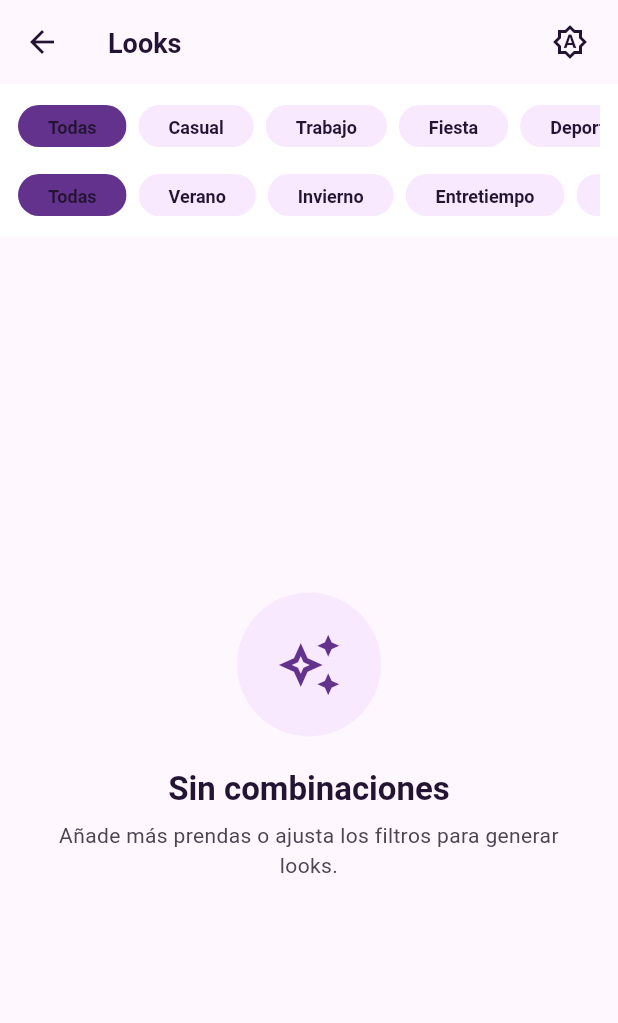
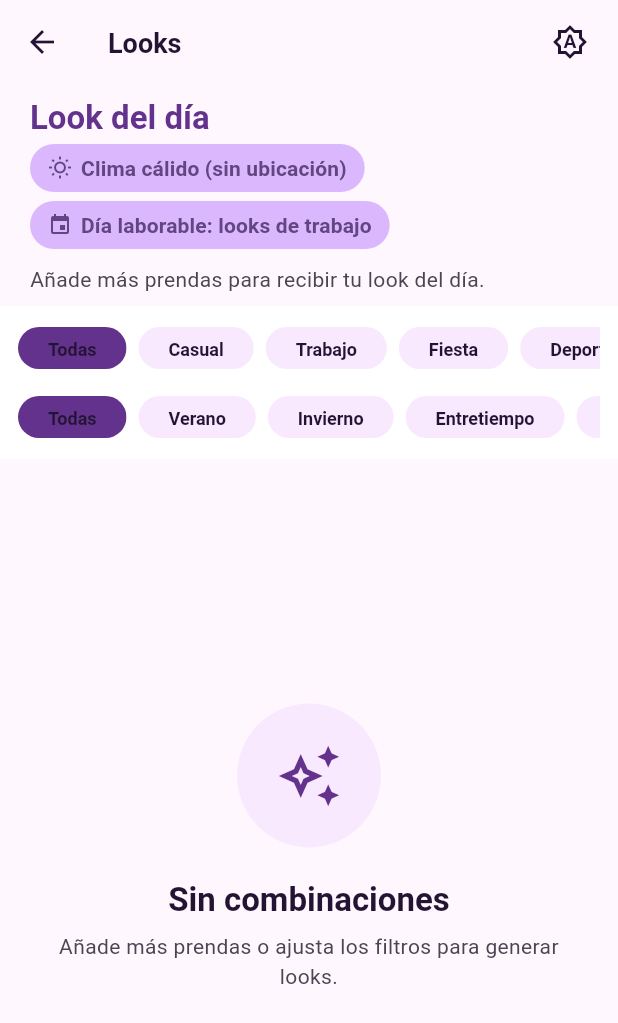
Before and after one commit to xcaim04/leah-app, a Flutter app: the OutfitsScreen screen opened directly, on a phone screen of 412 x 824 dp. Shown: the top 1023 px of the screen. Run offline on Flutter 3.47's test engine with Material 3 defaults, Android fonts, the phone set to English and light mode, and no system bars; our stand-ins replace flutter_image_compress, flutter_riverpod, geolocator, image_picker, palette_generator, sqflite; accounts and stored records are empty.

Commit message:
feat(looks): look of the day from weather and Cuban holidays
Swipeable suggestions on the Looks screen based on current weather
(optional coarse GPS + Open-Meteo, warm fallback) and Cuban public
holidays (incl. Good Friday). Disliked looks stay excluded.

Co-Authored-By: Claude Opus 5.5 <noreply@anthropic.com>

```diff
--- /dev/null
+++ b/lib/domain/today/cuban_holidays.dart
@@ -0,0 +1,44 @@
+// Cuba's public holidays, computed offline.
+
+/// Easter Sunday for [year] (anonymous Gregorian algorithm).
+DateTime easterSunday(int year) {
+  final a = year % 19;
+  final b = year ~/ 100;
+  final c = year % 100;
+  final d = b ~/ 4;
+  final e = b % 4;
+  final f = (b + 8) ~/ 25;
+  final g = (b - f + 1) ~/ 3;
+  final h = (19 * a + b - d - g + 15) % 30;
+  final i = c ~/ 4;
+  final k = c % 4;
+  final l = (32 + 2 * e + 2 * i - h - k) % 7;
+  final m = (a + 11 * h + 22 * l) ~/ 451;
+  final month = (h + l - 7 * m + 114) ~/ 31;
+  final day = (h + l - 7 * m + 114) % 31 + 1;
+  return DateTime(year, month, day);
+}
+
+const _fixedHolidays = <(int, int), String>{
+  (1, 1): 'Día de la Liberación',
+  (1, 2): 'Día de la Victoria',
+  (5, 1): 'Día de los Trabajadores',
+  (7, 25): 'Día de la Rebeldía Nacional',
+  (7, 26): 'Día de la Rebeldía Nacional',
+  (7, 27): 'Día de la Rebeldía Nacional',
+  (10, 10): 'Día de la Independencia',
+  (12, 25): 'Navidad',
+  (12, 31): 'Fin de Año',
+};
+
+/// Spanish name of the Cuban public holiday on [date], or null.
+String? cubanHolidayName(DateTime date) {
+  final fixed = _fixedHolidays[(date.month, date.day)];
+  if (fixed != null) return fixed;
+  final easter = easterSunday(date.year);
+  final goodFriday = DateTime(easter.year, easter.month, easter.day - 2);
+  if (date.month == goodFriday.month && date.day == goodFriday.day) {
+    return 'Viernes Santo';
+  }
+  return null;
+}
--- /dev/null
+++ b/lib/domain/today/look_of_the_day.dart
@@ -0,0 +1,106 @@
+import '../models/garment.dart';
+import '../models/outfit.dart';
+import '../outfit/outfit_engine.dart' as engine;
+import '../outfit/scoring_weights.dart';
+import 'cuban_holidays.dart';
+
+/// Current weather as reported by the weather service.
+class Weather {
+  const Weather({required this.temperatureC, required this.weatherCode});
+
+  final double temperatureC;
+
+  /// WMO weather interpretation code (Open-Meteo `weather_code`).
+  final int weatherCode;
+
+  Season get season => seasonForTemperature(temperatureC);
+  bool get isRainy => isRainCode(weatherCode);
+  String get label => weatherCodeLabel(weatherCode);
+}
+
+/// ≥ 24 °C summer, 15–24 °C mid-season, < 15 °C winter.
+Season seasonForTemperature(double celsius) {
+  if (celsius >= 24) return Season.summer;
+  if (celsius >= 15) return Season.midSeason;
+  return Season.winter;
+}
+
+/// Drizzle, rain, showers and thunderstorms.
+bool isRainCode(int code) =>
+    (code >= 51 && code <= 67) ||
+    (code >= 80 && code <= 82) ||
+    (code >= 95 && code <= 99);
+
+String weatherCodeLabel(int code) {
+  if (code == 0) return 'Soleado';
+  if (code <= 2) return 'Parcialmente nublado';
+  if (code == 3) return 'Nublado';
+  if (code == 45 || code == 48) return 'Niebla';
+  if (code >= 51 && code <= 57) return 'Llovizna';
+  if (code >= 61 && code <= 67) return 'Lluvia';
+  if (code >= 71 && code <= 77) return 'Nieve';
+  if (code >= 80 && code <= 82) return 'Chubascos';
+  if (code == 85 || code == 86) return 'Nieve';
+  if (code >= 95 && code <= 99) return 'Tormenta';
+  return 'Variable';
+}
+
+enum DayType { holiday, weekend, weekday }
+
+DayType dayTypeFor(DateTime date) {
+  if (cubanHolidayName(date) != null) return DayType.holiday;
+  if (date.weekday == DateTime.saturday || date.weekday == DateTime.sunday) {
+    return DayType.weekend;
+  }
+  return DayType.weekday;
+}
+
+Occasion preferredOccasion(DayType type) => switch (type) {
+  DayType.holiday => Occasion.party,
+  DayType.weekend => Occasion.casual,
+  DayType.weekday => Occasion.work,
+};
+
+/// Bonus for looks with outerwear on rainy days; small enough to only
+/// reorder looks that already score close to each other.
+const double rainOuterwearBonus = 0.05;
+
+/// Today's suggestions: prefers the day's occasion but falls back to any
+/// occasion so she always gets looks when the wardrobe allows it.
+/// [weather] null means unknown, treated as warm (Cuba).
+List<Outfit> lookOfTheDay(
+  List<Garment> garments, {
+  required DateTime date,
+  Weather? weather,
+  ScoringWeights weights = const ScoringWeights.defaults(),
+  Set<String> excludedSignatures = const {},
+  int limit = 10,
+}) {
+  final season = weather?.season ?? Season.summer;
+  List<Outfit> run(Occasion? occasion) => engine.generate(
+    garments,
+    occasion: occasion,
+    season: season,
+    weights: weights,
+    limit: limit * 2,
+    excludedSignatures: excludedSignatures,
+  );
+
+  var outfits = run(preferredOccasion(dayTypeFor(date)));
+  if (outfits.isEmpty) outfits = run(null);
+
+  if (weather?.isRainy ?? false) {
+    double nudged(Outfit o) =>
+        o.score +
+        (o.garments.any((g) => g.category == GarmentCategory.outerwear)
+            ? rainOuterwearBonus
+            : 0);
+    final indexed = outfits.indexed.toList()
+      ..sort((a, b) {
+        final byScore = nudged(b.$2).compareTo(nudged(a.$2));
+        return byScore != 0 ? byScore : a.$1.compareTo(b.$1);
+      });
+    outfits = [for (final e in indexed) e.$2];
+  }
+  return outfits.length <= limit ? outfits : outfits.sublist(0, limit);
+}
--- a/lib/presentation/screens/outfits_screen.dart
+++ b/lib/presentation/screens/outfits_screen.dart
@@ -4,6 +4,7 @@ import 'package:flutter_riverpod/flutter_riverpod.dart';
 import '../../domain/models/garment.dart';
 import '../providers/outfit_providers.dart';
 import '../widgets/empty_state.dart';
+import '../widgets/look_of_the_day_section.dart';
 import '../widgets/outfit_card.dart';
 import '../widgets/theme_mode_button.dart';
 
@@ -20,33 +21,49 @@ class OutfitsScreen extends ConsumerWidget {
         title: const Text('Looks'),
         actions: const [ThemeModeButton(), SizedBox(width: 8)],
       ),
-      body: Column(
-        children: [
-          _FiltersBar(filters: filters),
-          Expanded(
-            child: outfitsAsync.when(
+      body: CustomScrollView(
+        slivers: [
+          const SliverToBoxAdapter(child: LookOfTheDaySection()),
+          SliverToBoxAdapter(child: _FiltersBar(filters: filters)),
+          ...outfitsAsync.when(
             data: (outfits) {
               if (outfits.isEmpty) {
-                  return const EmptyState(
+                return const [
+                  SliverFillRemaining(
+                    hasScrollBody: false,
+                    child: EmptyState(
                       icon: Icons.auto_awesome_outlined,
                       title: 'Sin combinaciones',
                       message:
                           'Añade más prendas o ajusta los filtros para generar looks.',
-                  );
+                    ),
+                  ),
+                ];
               }
-                return ListView.separated(
+              return [
+                SliverPadding(
                   padding: const EdgeInsets.fromLTRB(16, 8, 16, 16),
+                  sliver: SliverList.separated(
                     itemCount: outfits.length,
                     separatorBuilder: (_, __) => const SizedBox(height: 14),
                     itemBuilder: (context, index) =>
                         OutfitCard(outfit: outfits[index]),
-                );
-              },
-              loading: () => const Center(child: CircularProgressIndicator()),
-              error: (e, _) => Center(
-                child: Text('Error al generar looks: $e'),
                   ),
                 ),
+              ];
+            },
+            loading: () => const [
+              SliverFillRemaining(
+                hasScrollBody: false,
+                child: Center(child: CircularProgressIndicator()),
+              ),
+            ],
+            error: (e, _) => [
+              SliverFillRemaining(
+                hasScrollBody: false,
+                child: Center(child: Text('Error al generar looks: $e')),
+              ),
+            ],
           ),
         ],
       ),
--- /dev/null
+++ b/lib/presentation/widgets/look_of_the_day_section.dart
@@ -0,0 +1,213 @@
+import 'package:flutter/material.dart';
+import 'package:flutter_riverpod/flutter_riverpod.dart';
+
+import '../../domain/today/cuban_holidays.dart';
+import '../../domain/today/look_of_the_day.dart';
+import '../providers/outfit_providers.dart';
+import 'outfit_card.dart';
+
+/// "Look del día": swipeable suggestions for today's weather and day type.
+class LookOfTheDaySection extends ConsumerStatefulWidget {
+  const LookOfTheDaySection({super.key});
+
+  @override
+  ConsumerState<LookOfTheDaySection> createState() =>
+      _LookOfTheDaySectionState();
+}
+
+class _LookOfTheDaySectionState extends ConsumerState<LookOfTheDaySection> {
+  final _controller = PageController(viewportFraction: 0.92);
+  int _page = 0;
+
+  @override
+  void dispose() {
+    _controller.dispose();
+    super.dispose();
+  }
+
+  @override
+  Widget build(BuildContext context) {
+    final theme = Theme.of(context);
+    final scheme = theme.colorScheme;
+    final looks = ref.watch(lookOfTheDayProvider).asData?.value;
+    final count = looks?.length ?? 0;
+    final page = count == 0 ? 0 : _page.clamp(0, count - 1);
+
+    return Padding(
+      padding: const EdgeInsets.only(top: 8, bottom: 8),
+      child: Column(
+        crossAxisAlignment: CrossAxisAlignment.start,
+        children: [
+          Padding(
+            padding: const EdgeInsets.symmetric(horizontal: 20),
+            child: Row(
+              children: [
+                Expanded(
+                  child: Semantics(
+                    header: true,
+                    child: Text(
+                      'Look del día',
+                      style: theme.textTheme.titleLarge?.copyWith(
+                        color: scheme.primary,
+                        fontWeight: FontWeight.w700,
+                      ),
+                    ),
+                  ),
+                ),
+                if (count > 1)
+                  Semantics(
+                    label: 'Sugerencia ${page + 1} de $count',
+                    excludeSemantics: true,
+                    child: Text(
+                      '${page + 1} / $count',
+                      style: theme.textTheme.labelLarge?.copyWith(
+                        color: scheme.onSurfaceVariant,
+                      ),
+                    ),
+                  ),
+              ],
+            ),
+          ),
+          const Padding(
+            padding: EdgeInsets.fromLTRB(20, 4, 20, 10),
+            child: _TodayHeader(),
+          ),
+          if (looks == null)
+            const SizedBox(
+              height: 120,
+              child: Center(child: CircularProgressIndicator()),
+            )
+          else if (looks.isEmpty)
+            Padding(
+              padding: const EdgeInsets.symmetric(horizontal: 20),
+              child: Text(
+                'Añade más prendas para recibir tu look del día.',
+                style: theme.textTheme.bodyMedium?.copyWith(
+                  color: scheme.onSurfaceVariant,
+                ),
+              ),
+            )
+          else
+            Semantics(
+              label: count > 1
+                  ? 'Sugerencias de hoy. Desliza para ver más.'
+                  : 'Sugerencia de hoy',
+              child: SizedBox(
+                // shortcut: fixed height, long explanations scroll inside
+                // the card; measure pages if cards grow much taller.
+                height: 250,
+                child: PageView.builder(
+                  controller: _controller,
+                  itemCount: count,
+                  onPageChanged: (i) => setState(() => _page = i),
+                  itemBuilder: (context, i) => Padding(
+                    padding: const EdgeInsets.symmetric(
+                      horizontal: 6,
+                      vertical: 4,
+                    ),
+                    child: SingleChildScrollView(
+                      child: OutfitCard(outfit: looks[i]),
+                    ),
+                  ),
+                ),
+              ),
+            ),
+        ],
+      ),
+    );
+  }
+}
+
+class _TodayHeader extends ConsumerWidget {
+  const _TodayHeader();
+
+  @override
+  Widget build(BuildContext context, WidgetRef ref) {
+    final weatherAsync = ref.watch(todayWeatherProvider);
+    final weather = weatherAsync.asData?.value;
+    final today = DateTime.now();
+    final holiday = cubanHolidayName(today);
+
+    final String weatherText;
+    final IconData weatherIcon;
+    if (weatherAsync.isLoading) {
+      weatherText = 'Consultando el clima…';
+      weatherIcon = Icons.cloud_sync_outlined;
+    } else if (weather == null) {
+      weatherText = 'Clima cálido (sin ubicación)';
+      weatherIcon = Icons.wb_sunny_outlined;
+    } else {
+      weatherText =
+          '${weather.temperatureC.round()} °C · ${weather.label}'
+          '${weather.isRainy ? ' · lleva abrigo' : ''}';
+      weatherIcon = _iconFor(weather);
+    }
+
+    final dayText = holiday != null
+        ? 'Hoy es feriado: $holiday'
+        : switch (dayTypeFor(today)) {
+            DayType.weekend => 'Fin de semana: looks casuales',
+            _ => 'Día laborable: looks de trabajo',
+          };
+
+    return Wrap(
+      spacing: 8,
+      runSpacing: 6,
+      children: [
+        _InfoPill(icon: weatherIcon, text: weatherText),
+        _InfoPill(
+          icon: holiday != null ? Icons.celebration_outlined : Icons.event,
+          text: dayText,
+        ),
+      ],
+    );
+  }
+
+  static IconData _iconFor(Weather w) {
+    if (w.weatherCode >= 95) return Icons.thunderstorm_outlined;
+    if (w.isRainy) return Icons.umbrella_outlined;
+    if (w.weatherCode == 0) return Icons.wb_sunny_outlined;
+    if (w.weatherCode <= 3) return Icons.wb_cloudy_outlined;
+    if (w.weatherCode == 45 || w.weatherCode == 48) return Icons.foggy;
+    return Icons.ac_unit;
+  }
+}
+
+class _InfoPill extends StatelessWidget {
+  const _InfoPill({required this.icon, required this.text});
+
+  final IconData icon;
+  final String text;
+
+  @override
+  Widget build(BuildContext context) {
+    final theme = Theme.of(context);
+    final scheme = theme.colorScheme;
+    return Semantics(
+      label: text,
+      excludeSemantics: true,
+      child: Container(
+        padding: const EdgeInsets.symmetric(horizontal: 12, vertical: 6),
+        decoration: BoxDecoration(
+          color: scheme.secondaryContainer,
+          borderRadius: BorderRadius.circular(999),
+        ),
+        child: Row(
+          mainAxisSize: MainAxisSize.min,
+          children: [
+            Icon(icon, size: 16, color: scheme.onSecondaryContainer),
+            const SizedBox(width: 6),
+            Flexible(
+              child: Text(
+                text,
+                style: theme.textTheme.labelLarge?.copyWith(
+                  color: scheme.onSecondaryContainer,
+                ),
+              ),
+            ),
+          ],
+        ),
+      ),
+    );
+  }
+}
--- a/pubspec.yaml
+++ b/pubspec.yaml
@@ -18,6 +18,7 @@ dependencies:
   image_picker: ^1.1.2
   flutter_image_compress: ^2.3.0
   palette_generator: ^0.3.3+6
+  geolocator: ^14.1.2
 
 dev_dependencies:
   flutter_test:
```
Also changed, not shown: lib/data/services/weather_service.dart (added, +87 -0 lines), lib/presentation/providers/outfit_providers.dart (+40 -4 lines), pubspec.lock, 3 other files. Lines whose indentation alone changed are shown as unchanged.
